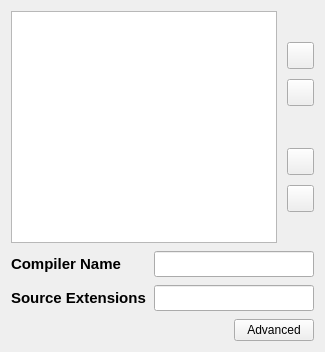
Old version of the form forms/compilersettings.ui in the repository Project-LemonLime/Project_LemonLime.
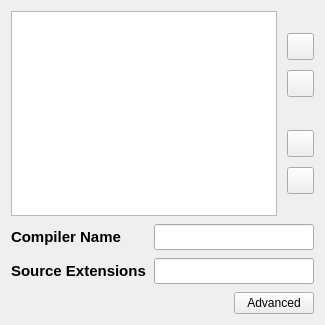
New version of the form. Icons and pictures are not drawn.

```diff
--- a/forms/compilersettings.ui
+++ b/forms/compilersettings.ui
@@ -7,13 +7,13 @@
     <x>0</x>
     <y>0</y>
     <width>325</width>
-    <height>352</height>
+    <height>325</height>
    </rect>
   </property>
   <property name="minimumSize">
    <size>
     <width>325</width>
-    <height>352</height>
+    <height>325</height>
    </size>
   </property>
   <property name="windowTitle">
```
Left out of the diff: 20 changed lines with no effect on the pictures.
